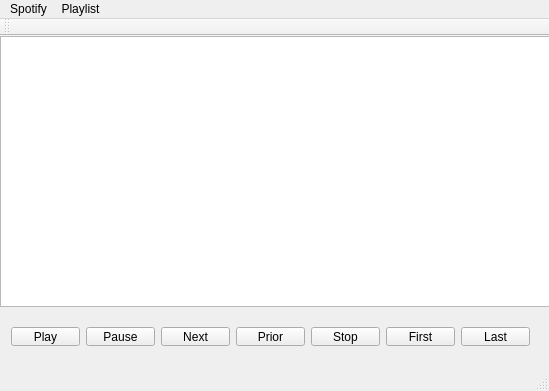
The window that PlaylistQt/mainwindow.ui (celsolrc/SpotifyPlayListQt) describes before a commit, drawn with Qt 5.
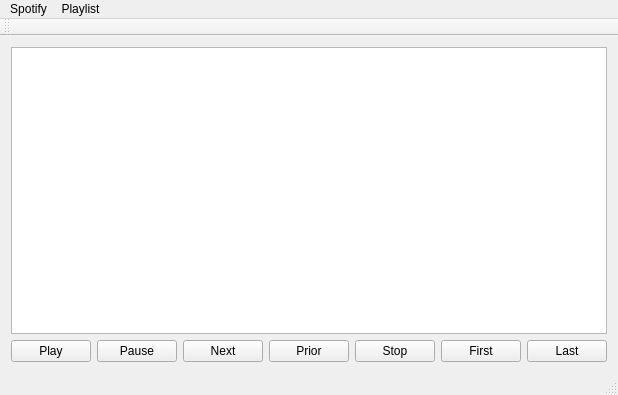
The same window after the commit.

Commit message: Organizando o layout das telas

The edit to the form file:
```diff
--- a/PlaylistQt/mainwindow.ui
+++ b/PlaylistQt/mainwindow.ui
@@ -6,36 +6,23 @@
    <rect>
     <x>0</x>
     <y>0</y>
-    <width>549</width>
-    <height>391</height>
+    <width>542</width>
+    <height>395</height>
    </rect>
   </property>
   <property name="windowTitle">
    <string>Spotify Playlist</string>
   </property>
   <widget class="QWidget" name="centralWidget">
+   <layout class="QVBoxLayout" name="verticalLayout">
+    <item>
    <widget class="QListWidget" name="lwPlaylistMusic">
-    <property name="geometry">
-     <rect>
-      <x>0</x>
-      <y>0</y>
-      <width>551</width>
-      <height>271</height>
-     </rect>
-    </property>
     <property name="selectionMode">
      <enum>QAbstractItemView::MultiSelection</enum>
     </property>
    </widget>
-   <widget class="QWidget" name="horizontalLayoutWidget">
-    <property name="geometry">
-     <rect>
-      <x>0</x>
-      <y>280</y>
-      <width>541</width>
-      <height>41</height>
-     </rect>
-    </property>
+    </item>
+    <item>
     <layout class="QHBoxLayout" name="horizontalLayout">
      <item>
       <widget class="QPushButton" name="pushButton">
@@ -87,14 +74,15 @@
       </widget>
      </item>
     </layout>
-   </widget>
+    </item>
+   </layout>
   </widget>
   <widget class="QMenuBar" name="menuBar">
    <property name="geometry">
     <rect>
      <x>0</x>
      <y>0</y>
-     <width>549</width>
+     <width>542</width>
      <height>22</height>
     </rect>
    </property>
```
Lines whose indentation alone changed are shown as unchanged. The commit also changes 2 other files.
